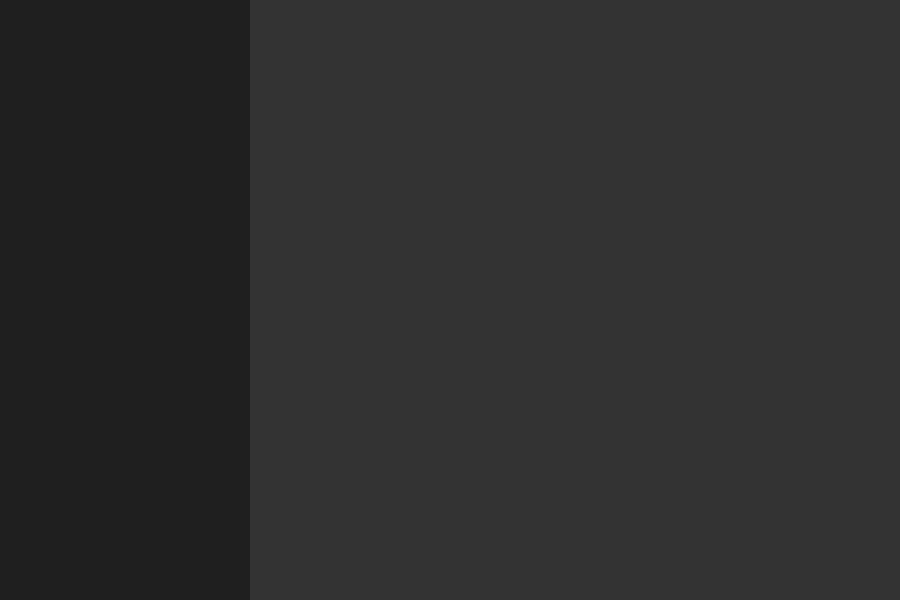
Old version of the form src/mainwindow.ui in the repository JuneMinazuki/auto-penyata.
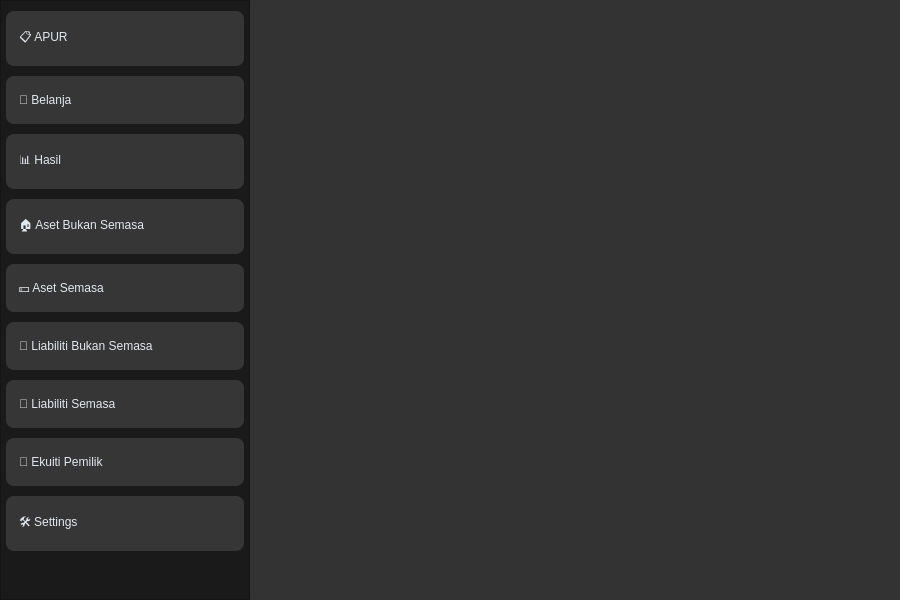
New version of the form.

Commit message:
Add items in sidebar
Added all tabs button in the sidebar, when click will print out it's button in the terminal

Diff of the .ui file:
```diff
--- a/src/mainwindow.ui
+++ b/src/mainwindow.ui
@@ -38,6 +38,87 @@
      <height>600</height>
     </size>
    </property>
+   <widget class="QListWidget" name="SidebarWidget">
+    <property name="geometry">
+     <rect>
+      <x>0</x>
+      <y>0</y>
+      <width>250</width>
+      <height>600</height>
+     </rect>
+    </property>
+    <property name="focusPolicy">
+     <enum>Qt::FocusPolicy::NoFocus</enum>
+    </property>
+    <property name="styleSheet">
+     <string notr="true">QListWidget {
+	border-right: 1px solid #dbdbdb;
+	padding-top: 5px;
+	background-color: #1a1a1a;
+}
+QListWidget::item {
+padding-top: 17px;
+padding-bottom: 17px;
+padding-left: 10px;
+padding-right: 10px;
+margin: 5px;
+border-radius: 8px;
+background-color: #363636;
+color: #E2E8F0;
+}
+QListWidget::item:hover {
+	background-color: #242424;
+}
+QListWidget::item:selected {
+	background-color: #121212;
+}</string>
+    </property>
+    <item>
+     <property name="text">
+      <string>📋 APUR</string>
+     </property>
+    </item>
+    <item>
+     <property name="text">
+      <string>🛒 Belanja</string>
+     </property>
+    </item>
+    <item>
+     <property name="text">
+      <string>📊 Hasil</string>
+     </property>
+    </item>
+    <item>
+     <property name="text">
+      <string>🏠 Aset Bukan Semasa</string>
+     </property>
+    </item>
+    <item>
+     <property name="text">
+      <string>💵 Aset Semasa</string>
+     </property>
+    </item>
+    <item>
+     <property name="text">
+      <string>🤝 Liabiliti Bukan Semasa</string>
+     </property>
+    </item>
+    <item>
+     <property name="text">
+      <string>🏦 Liabiliti Semasa</string>
+     </property>
+    </item>
+    <item>
+     <property name="text">
+      <string>🏢 Ekuiti Pemilik</string>
+     </property>
+    </item>
+    <item>
+     <property name="text">
+      <string>🛠️ Settings</string>
+     </property>
+    </item>
+   </widget>
    <widget class="QWidget" name="MainScreen" native="true">
     <property name="geometry">
      <rect>
@@ -55,22 +136,7 @@
     </property>
     <property name="styleSheet">
      <string notr="true">#MainScreen{
-background-color: rgb(51, 51, 51)
-}</string>
-    </property>
-   </widget>
-   <widget class="QWidget" name="SidebarWidget" native="true">
-    <property name="geometry">
-     <rect>
-      <x>0</x>
-      <y>0</y>
-      <width>250</width>
-      <height>600</height>
-     </rect>
-    </property>
-    <property name="styleSheet">
-     <string notr="true">#SidebarWidget{
-background-color: rgb(31, 31, 31)
+background-color: #333333
 }</string>
     </property>
    </widget>
```
The commit also changes 2 other files.
